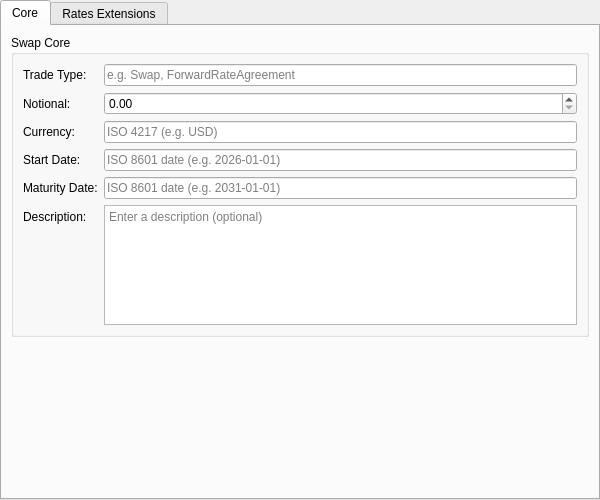
Old version of the form projects/ores.qt.trading/ui/SwapInstrumentForm.ui in the repository OreStudio/OreStudio.
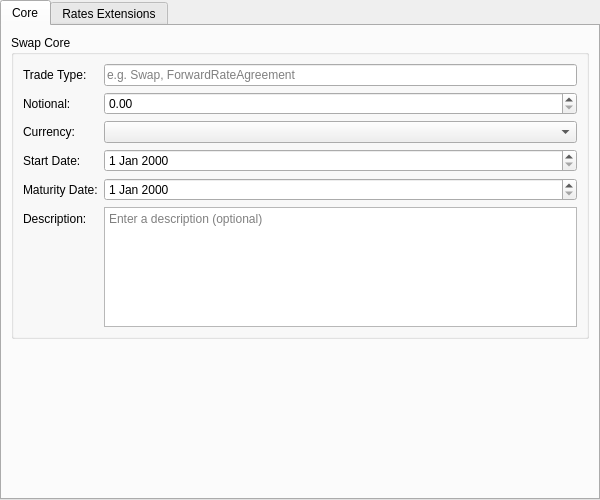
New version of the form. Custom widgets are drawn as their Qt base class.

Commit message: [qt,trading] Currency combos with flag icons, date pickers, and dialog polish

```diff
--- a/projects/ores.qt.trading/ui/SwapInstrumentForm.ui
+++ b/projects/ores.qt.trading/ui/SwapInstrumentForm.ui
@@ -42,21 +42,15 @@
           </item>
           <item row="2" column="0"><widget class="QLabel" name="labelCurrency"><property name="text"><string>Currency:</string></property></widget></item>
           <item row="2" column="1">
-           <widget class="QLineEdit" name="currencyEdit">
-            <property name="placeholderText"><string>ISO 4217 (e.g. USD)</string></property>
-           </widget>
+           <widget class="OreCurrencyComboBox" name="currencyCombo"/>
           </item>
           <item row="3" column="0"><widget class="QLabel" name="labelStartDate"><property name="text"><string>Start Date:</string></property></widget></item>
           <item row="3" column="1">
-           <widget class="QLineEdit" name="startDateEdit">
-            <property name="placeholderText"><string>ISO 8601 date (e.g. 2026-01-01)</string></property>
-           </widget>
+           <widget class="OreDateEdit" name="startDateEdit"/>
           </item>
           <item row="4" column="0"><widget class="QLabel" name="labelMaturityDate"><property name="text"><string>Maturity Date:</string></property></widget></item>
           <item row="4" column="1">
-           <widget class="QLineEdit" name="maturityDateEdit">
-            <property name="placeholderText"><string>ISO 8601 date (e.g. 2031-01-01)</string></property>
-           </widget>
+           <widget class="OreDateEdit" name="maturityDateEdit"/>
           </item>
           <item row="5" column="0"><widget class="QLabel" name="labelDescription"><property name="text"><string>Description:</string></property></widget></item>
           <item row="5" column="1">
@@ -145,6 +139,16 @@
   <extends>QDoubleSpinBox</extends>
   <header>ores.qt/OreDoubleSpinBox.hpp</header>
  </customwidget>
+ <customwidget>
+  <class>OreDateEdit</class>
+  <extends>QDateEdit</extends>
+  <header>ores.qt/OreDateEdit.hpp</header>
+ </customwidget>
+ <customwidget>
+  <class>OreCurrencyComboBox</class>
+  <extends>QComboBox</extends>
+  <header>ores.qt/OreCurrencyComboBox.hpp</header>
+ </customwidget>
 </customwidgets>
 <resources/>
  <connections/>
```
Left out of the diff: 8 changed lines with no effect on the pictures. The commit also changes 32 other files.
